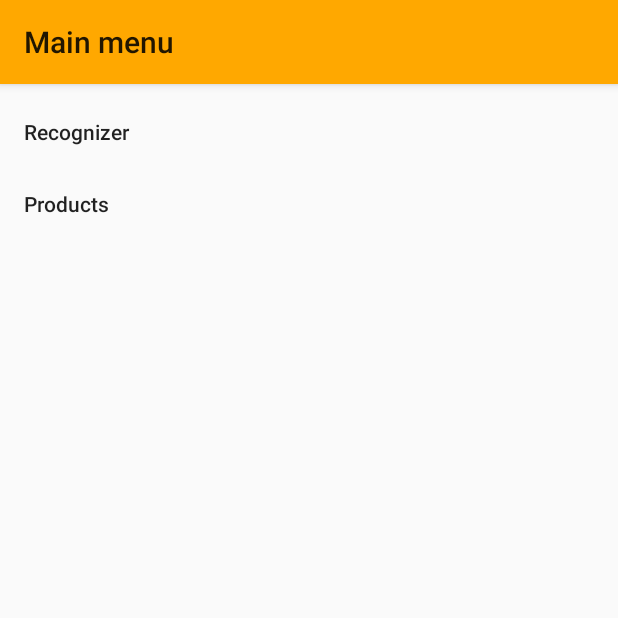
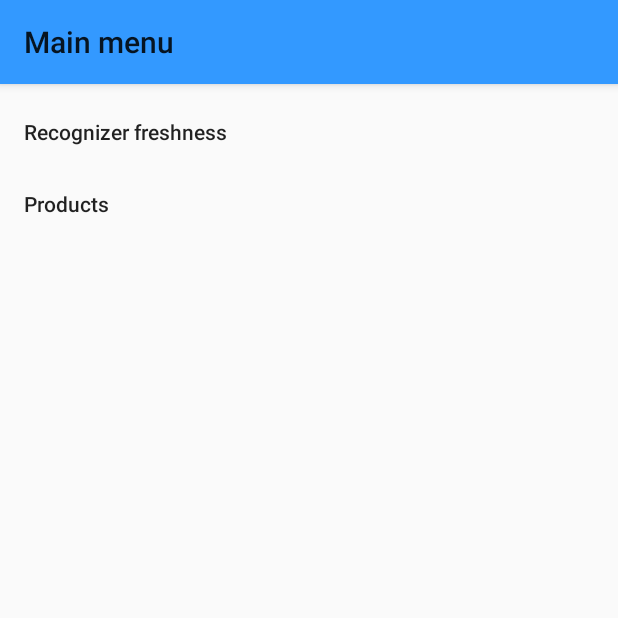
Before and after one commit to RyDVi/freshness_products, an Android app: the screen it shows after launch (MainMenuActivity), on a phone screen of 412 x 824 dp, the top half of it. Run offline under Robolectric (Android 15) with nearby library versions, the phone set to English and light mode, and no system bars; libraries missing offline, so code that uses them is left out: org.codehaus.jackson.

Commit message:
Added translates and changed colors

```diff
--- a/app/src/main/res/layout/product_list_item.xml
+++ b/app/src/main/res/layout/product_list_item.xml
@@ -12,4 +12,10 @@
         android:layout_height="wrap_content"
         android:textAlignment="center"
         android:textSize="24sp" />
+
+    <View
+        android:id="@+id/view"
+        android:layout_width="wrap_content"
+        android:layout_height="wrap_content"
+        android:background="@color/colorLine" />
 </LinearLayout>
--- a/app/src/main/res/menu/main_menu.xml
+++ b/app/src/main/res/menu/main_menu.xml
@@ -5,9 +5,9 @@
     <group android:checkableBehavior="single">
         <item
             android:id="@+id/nav_recognizer"
-            android:title="Recognizer"></item>
+            android:title="@string/menu_item_recognizer"></item>
         <item
             android:id="@+id/nav_products"
-            android:title="Products"></item>
+            android:title="@string/menu_item_products"></item>
     </group>
 </menu>
--- a/app/src/main/res/values/colors.xml
+++ b/app/src/main/res/values/colors.xml
@@ -1,7 +1,7 @@
 <?xml version="1.0" encoding="utf-8"?>
 <resources>
-    <color name="colorPrimary">#ffa800</color>
-    <color name="colorPrimaryDark">#ff6f00</color>
+    <color name="colorPrimary">#3399FF</color>
+    <color name="colorPrimaryDark">#339999</color>
     <color name="colorAccent">#425066</color>
 
     <color name="semi_transparent">#66FFFFFF</color>
@@ -10,4 +10,6 @@
     <color name="edibility_spoiled">#66900020</color>
     <color name="edibility_unknown">#66FFB02E</color>
 
+    <color name="colorLine">#425066</color>
+
 </resources>
```
Also changed, not shown: app/src/main/res/values/strings.xml (+3 -22 lines), 1 other file.
